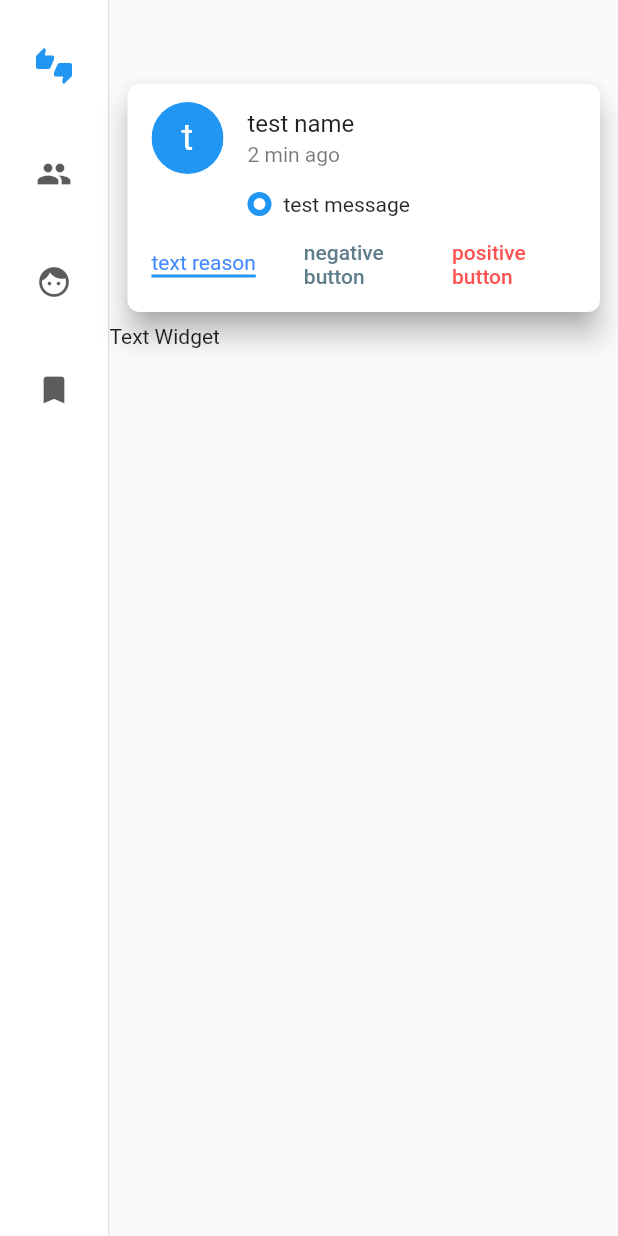
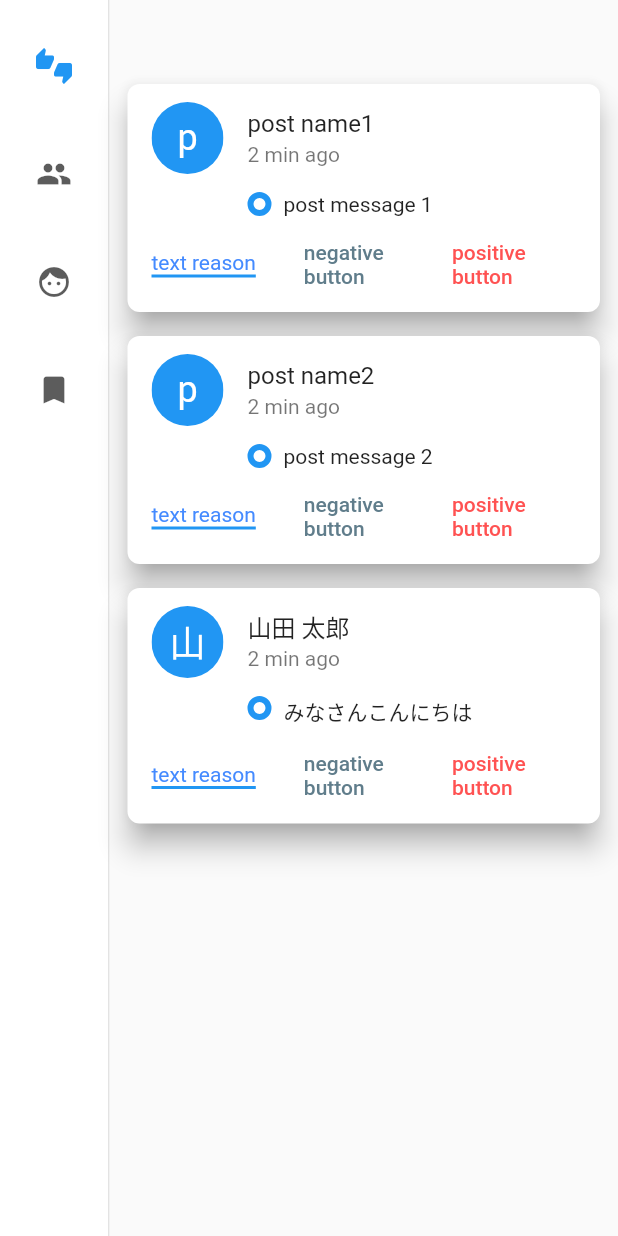
Before and after one commit to shibayamasho/ui_lesson_app, a Flutter app: the screen it shows after launch, on a phone screen of 412 x 824 dp. Run offline on Flutter 3.47's test engine with Material 2 defaults, Android fonts, the phone set to English and light mode, and no system bars.

Commit message:
Post修正1

```diff
--- a/lib/widgets/post_card.dart
+++ b/lib/widgets/post_card.dart
@@ -5,8 +5,8 @@ import 'package:flutter/src/widgets/framework.dart';
 import '../models/post.dart';
 
 class PostCard extends StatelessWidget {
-  final Post post = Post(message: 'test message', name: 'test name');
-  PostCard({super.key});
+  final Post post;
+  const PostCard({required this.post, super.key});
 
   @override
   Widget build(BuildContext context) {
--- a/lib/widgets/post_list.dart
+++ b/lib/widgets/post_list.dart
@@ -1,6 +1,7 @@
 import 'package:flutter/material.dart';
 import 'package:flutter/src/widgets/container.dart';
 import 'package:flutter/src/widgets/framework.dart';
+import 'package:ui_app/models/post.dart';
 import 'package:ui_app/widgets/post_card.dart';
 
 class PostList extends StatelessWidget {
@@ -8,6 +9,9 @@ class PostList extends StatelessWidget {
 
   @override
   Widget build(BuildContext context) {
+    final Post post1 = Post(name: "post name1", message: 'post message 1');
+    final Post post2 = Post(name: "post name2", message: 'post message 2');
+    final Post post3 = Post(name: "山田 太郎", message: 'みなさんこんにちは');
     return Container(
       padding: EdgeInsets.only(top: 48),
       child: Column(
@@ -16,8 +20,9 @@ class PostList extends StatelessWidget {
           Expanded(
             child: ListView(
               children: [
-                PostCard(),
-                Text("Text Widget"),
+                PostCard(post: post1),
+                PostCard(post: post2),
+                PostCard(post: post3),
               ],
             ),
           ),
```
